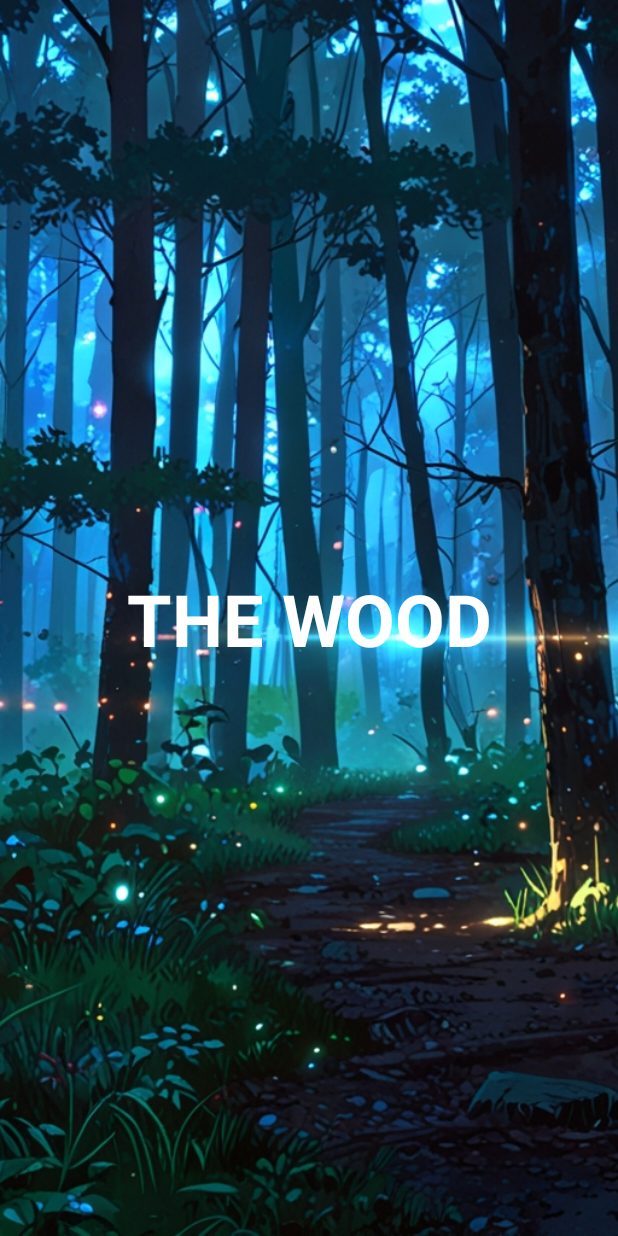
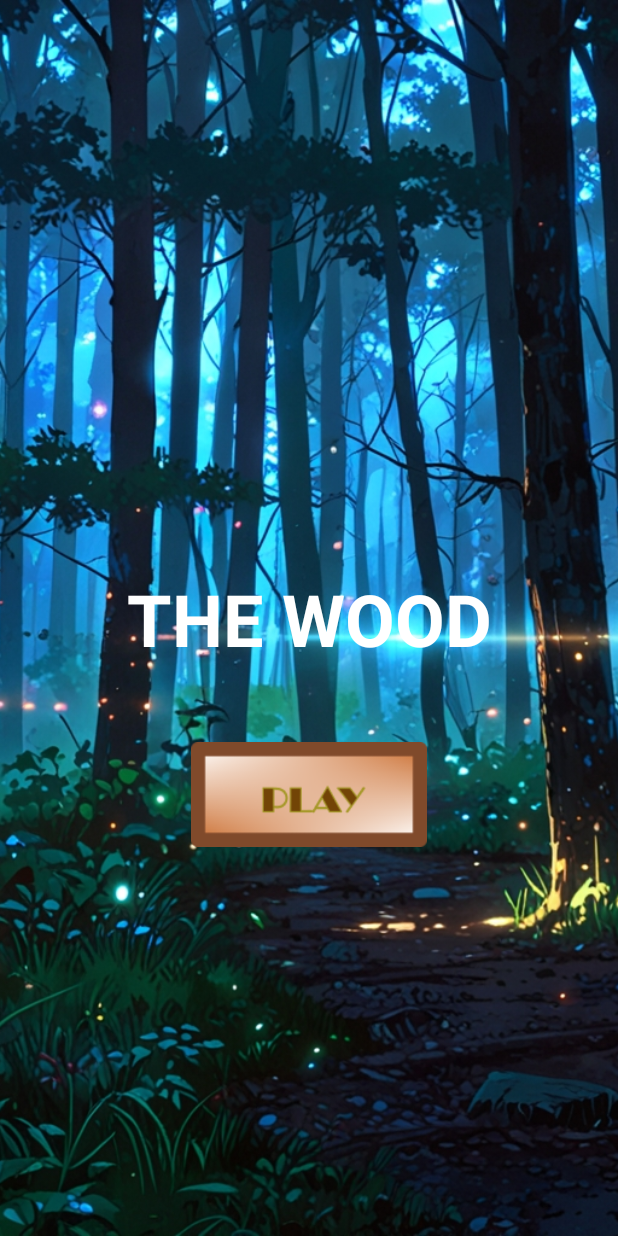
Before and after one commit to JavierCastDev/TheWood, an Android app: the screen it shows after launch (MainActivity), on a phone screen of 412 x 824 dp. Run offline under Robolectric (Android 15) with nearby library versions, the phone set to English and light mode, and no system bars.

Commit message:
Se agrego el boton play. Se agrego la animacion al boton.

```diff
--- a/app/src/main/java/com/vishinx/thewood/MainActivity.kt
+++ b/app/src/main/java/com/vishinx/thewood/MainActivity.kt
@@ -1,7 +1,12 @@
 package com.vishinx.thewood
 
+import android.content.Context
 import android.media.MediaPlayer
 import android.os.Bundle
+import android.view.MotionEvent
+import android.view.View
+import android.view.animation.AnimationUtils
+import android.widget.ImageButton
 import androidx.activity.enableEdgeToEdge
 import androidx.appcompat.app.AppCompatActivity
 import androidx.core.view.ViewCompat
@@ -15,6 +20,9 @@ class MainActivity : AppCompatActivity() {
         super.onCreate(savedInstanceState)
         enableEdgeToEdge()
         setContentView(R.layout.activity_main)
+
+        val playImageButton: ImageButton = findViewById(R.id.play_button)
+        setScaleAnimation(playImageButton, this)
 
         mediaPlayer = MediaPlayer.create(this, R.raw.instrumento)
         mediaPlayer.isLooping = true
@@ -41,3 +49,27 @@ class MainActivity : AppCompatActivity() {
         mediaPlayer.release()
     }
 }
+
+fun setScaleAnimation(view: View, context: Context) {
+    val scaleUp = AnimationUtils.loadAnimation(context, R.anim.scale_up)
+    val scaleDown = AnimationUtils.loadAnimation(context, R.anim.scale_down)
+
+    view.setOnTouchListener { v, event ->
+        when (event.action) {
+            MotionEvent.ACTION_DOWN -> {
+                v.startAnimation(scaleDown)
+                v.isPressed = true
+            }
+            MotionEvent.ACTION_UP -> {
+                v.startAnimation(scaleUp)
+                v.performClick()
+                v.isPressed = false
+            }
+            MotionEvent.ACTION_CANCEL -> {
+                v.startAnimation(scaleUp)
+                v.isPressed = false
+            }
+        }
+        true
+    }
+}
--- /dev/null
+++ b/app/src/main/res/anim/scale_down.xml
@@ -0,0 +1,9 @@
+<?xml version="1.0" encoding="utf-8"?>
+<scale xmlns:android="http://schemas.android.com/apk/res/android"
+    android:duration="100"
+    android:fromXScale="1.0"
+    android:fromYScale="1.0"
+    android:toXScale="0.9"
+    android:toYScale="0.9"
+    android:pivotX="50%"
+    android:pivotY="50%"/>
--- /dev/null
+++ b/app/src/main/res/anim/scale_up.xml
@@ -0,0 +1,9 @@
+<?xml version="1.0" encoding="utf-8"?>
+<scale xmlns:android="http://schemas.android.com/apk/res/android"
+    android:duration="100"
+    android:fromXScale="0.9"
+    android:fromYScale="0.9"
+    android:toXScale="1.0"
+    android:toYScale="1.0"
+    android:pivotX="50%"
+    android:pivotY="50%"/>
--- a/app/src/main/res/layout/activity_main.xml
+++ b/app/src/main/res/layout/activity_main.xml
@@ -74,9 +74,9 @@
         android:id="@+id/animation_sparklestar_six"
         android:layout_width="40dp"
         android:layout_height="40dp"
-        app:layout_constraintTop_toBottomOf="@id/animation_sparklestar_two"
         app:layout_constraintLeft_toLeftOf="@id/animation_sparklestar_two"
         app:layout_constraintRight_toRightOf="@id/animation_sparklestar_three"
+        app:layout_constraintTop_toBottomOf="@id/animation_sparklestar_two"
         app:lottie_autoPlay="true"
         app:lottie_loop="true"
         app:lottie_rawRes="@raw/sparklestar" />
@@ -86,8 +86,8 @@
         android:layout_width="40dp"
         android:layout_height="40dp"
         android:layout_marginTop="100dp"
+        app:layout_constraintRight_toRightOf="@id/animation_sparklestar"
         app:layout_constraintTop_toTopOf="@id/animation_sparklestar_five"
-        app:layout_constraintRight_toRightOf="@id/animation_sparklestar"
         app:lottie_autoPlay="true"
         app:lottie_loop="true"
         app:lottie_rawRes="@raw/sparklestar" />
@@ -96,8 +96,8 @@
         android:id="@+id/animation_sparklestar_eight"
         android:layout_width="40dp"
         android:layout_height="40dp"
+        app:layout_constraintRight_toRightOf="@id/animation_sparklestar_two"
         app:layout_constraintTop_toBottomOf="@id/animation_sparklestar_seven"
-        app:layout_constraintRight_toRightOf="@id/animation_sparklestar_two"
         app:lottie_autoPlay="true"
         app:lottie_loop="true"
         app:lottie_rawRes="@raw/sparklestar" />
@@ -106,8 +106,8 @@
         android:id="@+id/animation_sparklestar_nine"
         android:layout_width="40dp"
         android:layout_height="40dp"
+        app:layout_constraintRight_toLeftOf="@id/animation_sparklestar_three"
         app:layout_constraintTop_toBottomOf="@id/animation_sparklestar_seven"
-        app:layout_constraintRight_toLeftOf="@id/animation_sparklestar_three"
         app:lottie_autoPlay="true"
         app:lottie_loop="true"
         app:lottie_rawRes="@raw/sparklestar" />
@@ -116,8 +116,8 @@
         android:id="@+id/animation_sparklestar_ten"
         android:layout_width="40dp"
         android:layout_height="40dp"
+        app:layout_constraintRight_toLeftOf="@id/animation_sparklestar_three"
         app:layout_constraintTop_toTopOf="@id/animation_sparklestar_five"
-        app:layout_constraintRight_toLeftOf="@id/animation_sparklestar_three"
         app:lottie_autoPlay="true"
         app:lottie_loop="true"
         app:lottie_rawRes="@raw/sparklestar" />
@@ -126,9 +126,9 @@
         android:id="@+id/animation_sparklestar_eleven"
         android:layout_width="40dp"
         android:layout_height="40dp"
-        app:layout_constraintTop_toTopOf="@id/animation_sparklestar_five"
         app:layout_constraintLeft_toLeftOf="@id/animation_sparklestar_five"
         app:layout_constraintRight_toRightOf="@id/animation_sparklestar_ten"
+        app:layout_constraintTop_toTopOf="@id/animation_sparklestar_five"
         app:lottie_autoPlay="true"
         app:lottie_loop="true"
         app:lottie_rawRes="@raw/sparklestar" />
@@ -137,9 +137,9 @@
         android:id="@+id/animation_sparklestar_twelve"
         android:layout_width="40dp"
         android:layout_height="40dp"
-        app:layout_constraintTop_toBottomOf="@id/animation_sparklestar_five"
         app:layout_constraintLeft_toRightOf="@id/animation_sparklestar_five"
         app:layout_constraintRight_toLeftOf="@id/animation_sparklestar_eleven"
+        app:layout_constraintTop_toBottomOf="@id/animation_sparklestar_five"
         app:lottie_autoPlay="true"
         app:lottie_loop="true"
         app:lottie_rawRes="@raw/sparklestar" />
@@ -158,4 +158,18 @@
         app:layout_constraintStart_toStartOf="parent"
         app:layout_constraintTop_toTopOf="parent" />
 
+    <ImageButton
+        android:id="@+id/play_button"
+        android:layout_width="160dp"
+        android:layout_height="70dp"
+        android:layout_marginTop="50dp"
+        android:background="@android:color/transparent"
+        android:contentDescription="@string/play"
+        android:scaleType="fitCenter"
+        android:soundEffectsEnabled="true"
+        app:layout_constraintLeft_toLeftOf="parent"
+        app:layout_constraintRight_toRightOf="parent"
+        app:layout_constraintTop_toBottomOf="@id/text_title"
+        app:srcCompat="@drawable/button_play" />
+
 </androidx.constraintlayout.widget.ConstraintLayout>
--- a/app/src/main/res/values/strings.xml
+++ b/app/src/main/res/values/strings.xml
@@ -2,4 +2,5 @@
     <string name="app_name">TheWood</string>
     <string name="background">background</string>
     <string name="the_wood">THE WOOD</string>
+    <string name="play">Play</string>
 </resources>
```
Also changed, not shown: app/src/main/res/drawable/button_play.png (added).
